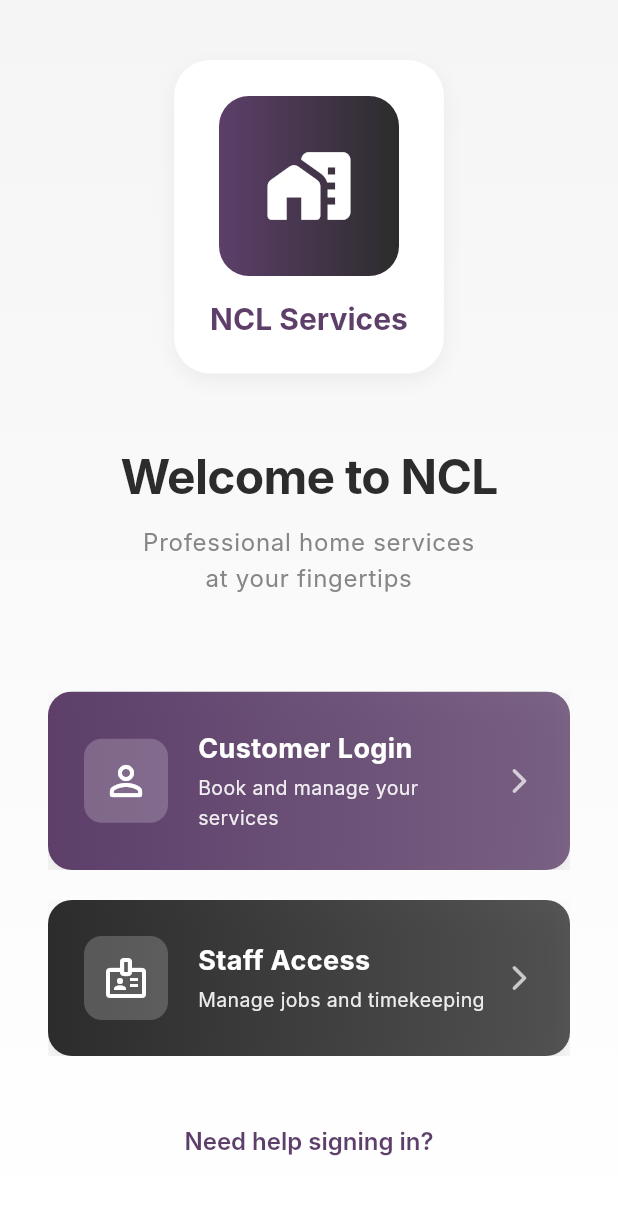
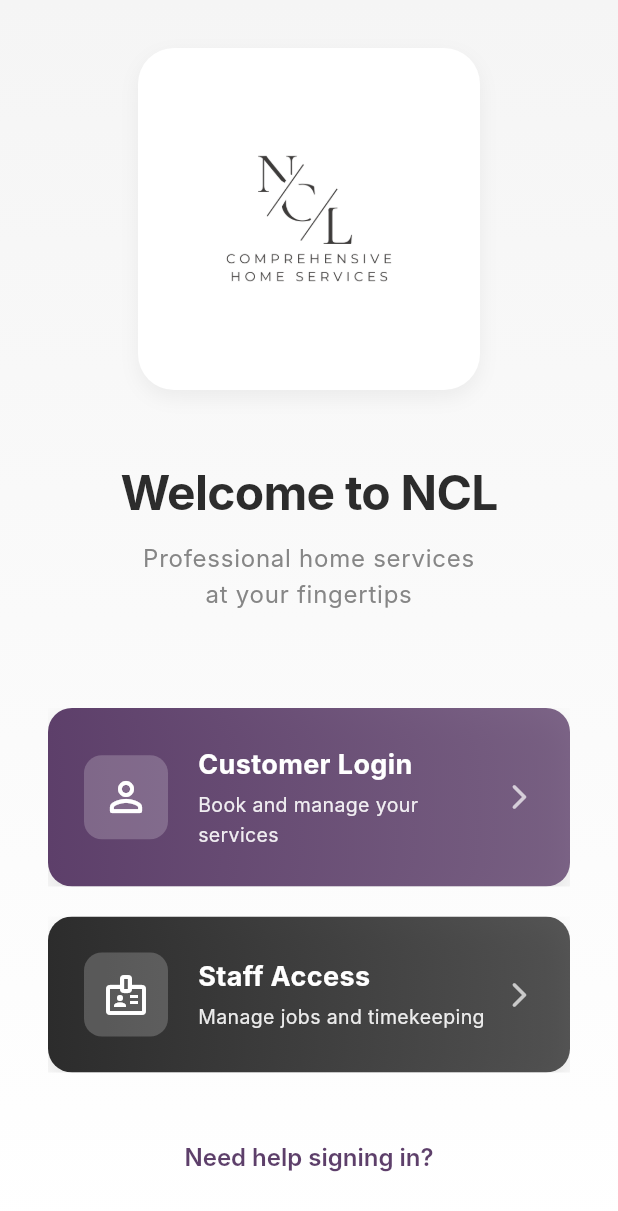
Before and after one commit to PaulaLindo/demo_ncl, a Flutter app: the screen it shows after launch, on a phone screen of 412 x 824 dp. Shown: the top 1211 px of the screen. Run offline on Flutter 3.47's test engine with Material 3 defaults, Android fonts, the phone set to English and light mode, and no system bars; our stand-ins replace flutter_svg, geolocator, go_router, shared_preferences, table_calendar; missing offline and left inert: mobile_scanner; accounts and stored records are empty; Roboto replaces fonts that are missing (Inter).

Commit message:
[DEV] Updated icon to image

```diff
--- a/lib/screens/auth/login_chooser_screen.dart
+++ b/lib/screens/auth/login_chooser_screen.dart
@@ -11,7 +11,7 @@ class LoginChooserScreen extends StatelessWidget {
     return Scaffold(
       body: SafeArea(
         child: Container(
-          decoration: BoxDecoration(
+          decoration: const BoxDecoration(
             gradient: LinearGradient(
               begin: Alignment.topCenter,
               end: Alignment.bottomCenter,
@@ -85,10 +85,10 @@ class LoginChooserScreen extends StatelessWidget {
         children: [
           // You can replace this with actual logo/image
           Container(
-            width: 120,
-            height: 120,
+            width: 180,
+            height: 180,
             decoration: BoxDecoration(
-              gradient: LinearGradient(
+              gradient: const LinearGradient(
                 colors: [
                   AppTheme.primaryPurple,
                   AppTheme.secondaryColor,
@@ -96,18 +96,9 @@ class LoginChooserScreen extends StatelessWidget {
               ),
               borderRadius: BorderRadius.circular(20),
             ),
-            child: const Icon(
-              Icons.home_work_rounded,
-              size: 60,
-              color: Colors.white,
-            ),
-          ),
-          const SizedBox(height: 16),
-          Text(
-            'NCL Services',
-            style: context.textTheme.titleLarge?.copyWith(
-              color: AppTheme.primaryPurple,
-              fontWeight: FontWeight.bold,
+            child: Image.asset(
+              'assets/images/comprehensive_home_services.png', // <-- Path to your image file
+              fit: BoxFit.cover,
             ),
           ),
         ],
--- a/lib/screens/customer/booking_form_screen.dart
+++ b/lib/screens/customer/booking_form_screen.dart
@@ -266,7 +266,7 @@ class _BookingFormScreenState extends State<BookingFormScreen> {
 
   Widget _buildTimeDropdown() {
     return DropdownButtonFormField<String>(
-      value: _preferredTime,
+      initialValue: _preferredTime,
       decoration: InputDecoration(
         border: OutlineInputBorder(
           borderRadius: BorderRadius.circular(12),
@@ -287,7 +287,7 @@ class _BookingFormScreenState extends State<BookingFormScreen> {
 
   Widget _buildPropertySizeDropdown() {
     return DropdownButtonFormField<String>(
-      value: _propertySize,
+      initialValue: _propertySize,
       decoration: InputDecoration(
         border: OutlineInputBorder(
           borderRadius: BorderRadius.circular(12),
@@ -308,7 +308,7 @@ class _BookingFormScreenState extends State<BookingFormScreen> {
 
   Widget _buildFrequencyDropdown() {
     return DropdownButtonFormField<String>(
-      value: _frequency,
+      initialValue: _frequency,
       decoration: InputDecoration(
         border: OutlineInputBorder(
           borderRadius: BorderRadius.circular(12),
--- a/lib/screens/customer/customer_home_screen.dart
+++ b/lib/screens/customer/customer_home_screen.dart
@@ -17,7 +17,7 @@ class _CustomerHomeScreenState extends State<CustomerHomeScreen> {
   String _currentRoute = 'home';
 
   // Mock next booking data
-  final Map<String, dynamic>? _nextBooking = {
+  final Map<String, dynamic> _nextBooking = {
     'id': 'B001',
     'title': 'Deep Cleaning',
     'date': 'Tomorrow at 10:00 AM',
--- a/lib/screens/customer/profile_screen.dart
+++ b/lib/screens/customer/profile_screen.dart
@@ -251,7 +251,7 @@ class _ProfileScreenState extends State<ProfileScreen> {
       trailing: Switch(
         value: value,
         onChanged: onChanged,
-        activeColor: AppTheme.primaryPurple,
+        activeThumbColor: AppTheme.primaryPurple,
       ),
     );
   }
--- a/lib/screens/staff/schedule_tab.dart
+++ b/lib/screens/staff/schedule_tab.dart
@@ -149,7 +149,7 @@ class _ScheduleTabState extends State<ScheduleTab> {
                   final events = provider.getShiftsForDate(day);
                   if (events.isEmpty) return null;
 
-                  final shift = events.first as WorkShift;
+                  final shift = events.first;
                   Color bgColor;
 
                   if (shift.isExternal) {
@@ -202,11 +202,11 @@ class _ScheduleTabState extends State<ScheduleTab> {
             style: TextStyle(fontSize: 14, fontWeight: FontWeight.bold),
           ),
           const SizedBox(height: 12),
-          _LegendItem(color: Colors.orange, label: 'External Job (Hotel)'),
+          const _LegendItem(color: Colors.orange, label: 'External Job (Hotel)'),
           const SizedBox(height: 8),
           _LegendItem(color: primaryColor, label: 'NCL Platform Shift'),
           const SizedBox(height: 8),
-          _LegendItem(color: Colors.green, label: 'Available for Booking'),
+          const _LegendItem(color: Colors.green, label: 'Available for Booking'),
         ],
       ),
     );
--- a/lib/screens/staff/timekeeping_screen.dart
+++ b/lib/screens/staff/timekeeping_screen.dart
@@ -4,7 +4,6 @@ import 'package:provider/provider.dart';
 import 'package:intl/intl.dart';
 import '../../providers/timekeeping_provider.dart';
 import '../../providers/auth_provider.dart';
-import '../../models/job_service_models.dart';
 import '../../theme/app_theme.dart';
 import '../../widgets/customer_nav_bar.dart';
 import 'timer_tab.dart';
--- a/lib/screens/staff/timer_tab.dart
+++ b/lib/screens/staff/timer_tab.dart
@@ -5,7 +5,6 @@ import 'package:provider/provider.dart';
 import 'package:mobile_scanner/mobile_scanner.dart';
 import '../../providers/timekeeping_provider.dart';
 // ADD THESE TWO IMPORTS:
-import '../../services/location_service.dart';
 import '../../widgets/location_check_dialog.dart';
 
 class TimerTab extends StatefulWidget {
--- a/lib/widgets/base_tab_layout.dart
+++ b/lib/widgets/base_tab_layout.dart
@@ -16,7 +16,7 @@ class BaseTabLayout extends StatelessWidget {
   final VoidCallback? onBackPressed;
 
   const BaseTabLayout({
-    Key? key,
+    super.key,
     required this.title,
     this.subtitle,
     this.statsCards = const [],
@@ -28,8 +28,7 @@ class BaseTabLayout extends StatelessWidget {
     this.actions,
     this.showBackButton = false,
     this.onBackPressed,
-  })  : assert(tabs.length == tabViews.length, 'tabs and tabViews length must match'),
-        super(key: key);
+  })  : assert(tabs.length == tabViews.length, 'tabs and tabViews length must match');
 
   @override
   Widget build(BuildContext context) {
--- a/lib/widgets/loading_error_widgets.dart
+++ b/lib/widgets/loading_error_widgets.dart
@@ -260,7 +260,7 @@ class _SkeletonCardState extends State<SkeletonCard>
             gradient: LinearGradient(
               begin: Alignment.centerLeft,
               end: Alignment.centerRight,
-              colors: [
+              colors: const [
                 AppTheme.containerBackground,
                 AppTheme.borderColor,
                 AppTheme.containerBackground,
--- a/pubspec.yaml
+++ b/pubspec.yaml
@@ -46,6 +46,9 @@ dependencies:
   # Stripe Payment Integration
   flutter_stripe: ^12.0.2
 
+  # SVG support
+  flutter_svg: ^2.2.1
+
 dev_dependencies:
   flutter_test:
     sdk: flutter
@@ -55,7 +58,7 @@ flutter:
   uses-material-design: true
 
   assets:
-    - lib/assets/images/
+    - assets/images/
     # Add your logo and images here
     # - assets/images/logo.png
     # - assets/images/comprehensive_home_services.png
```
Also changed, not shown: lib/screens/auth/login_screen.dart (+7 -7 lines), lib/screens/customer/booking_confirmation_screen.dart (+4 -4 lines), lib/screens/staff/staff_home_screen.dart (+20 -7 lines), assets/images/comprehensive_home_services.png (renamed from lib/assets/images/comprehensive_home_services.png), assets/images/comprehensive_home_services.svg (added), pubspec.lock, 1 other file.
